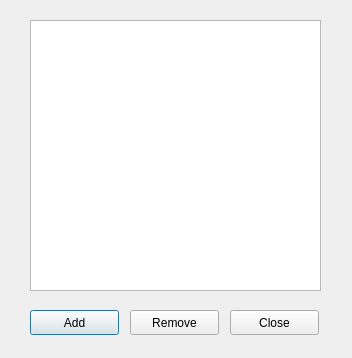
This is editdictionary.ui in Kjablonska/Qt-SchoolPlanner as Qt 5 draws it before an edit. The edited form follows.
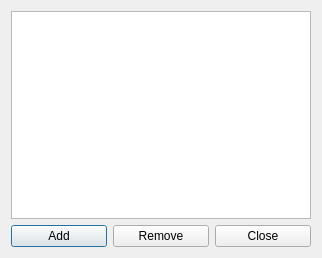
This is the edited form.

Diff of the .ui file:
```diff
--- a/editdictionary.ui
+++ b/editdictionary.ui
@@ -6,62 +6,47 @@
    <rect>
     <x>0</x>
     <y>0</y>
-    <width>352</width>
-    <height>358</height>
+    <width>322</width>
+    <height>258</height>
    </rect>
   </property>
   <property name="windowTitle">
    <string>Dialog</string>
   </property>
-  <widget class="QListWidget" name="listWidget">
-   <property name="geometry">
-    <rect>
-     <x>30</x>
-     <y>20</y>
-     <width>291</width>
-     <height>271</height>
-    </rect>
-   </property>
-  </widget>
+  <layout class="QVBoxLayout" name="verticalLayout_2">
+   <item>
+    <layout class="QVBoxLayout" name="listLayout">
+     <item>
+      <widget class="QListWidget" name="listWidget"/>
+     </item>
+    </layout>
+   </item>
+   <item>
+    <layout class="QHBoxLayout" name="buttonsLayout">
+     <item>
   <widget class="QPushButton" name="addButton">
-   <property name="geometry">
-    <rect>
-     <x>30</x>
-     <y>310</y>
-     <width>89</width>
-     <height>25</height>
-    </rect>
-   </property>
    <property name="text">
     <string>Add</string>
    </property>
   </widget>
+     </item>
+     <item>
   <widget class="QPushButton" name="removeButton">
-   <property name="geometry">
-    <rect>
-     <x>130</x>
-     <y>310</y>
-     <width>89</width>
-     <height>25</height>
-    </rect>
-   </property>
    <property name="text">
     <string>Remove</string>
    </property>
   </widget>
+     </item>
+     <item>
   <widget class="QPushButton" name="closeButton">
-   <property name="geometry">
-    <rect>
-     <x>230</x>
-     <y>310</y>
-     <width>89</width>
-     <height>25</height>
-    </rect>
-   </property>
    <property name="text">
     <string>Close</string>
    </property>
   </widget>
+     </item>
+    </layout>
+   </item>
+  </layout>
  </widget>
  <resources/>
  <connections/>
```
Lines whose indentation alone changed are shown as unchanged.
